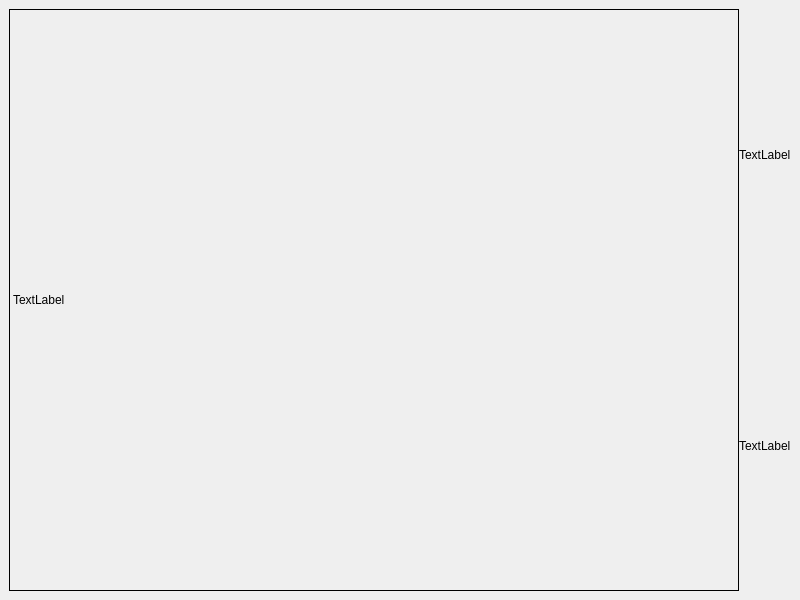
Qt form source/interface/main_window.ui (SeriousMeow/3D-Renderer-App) before a commit.
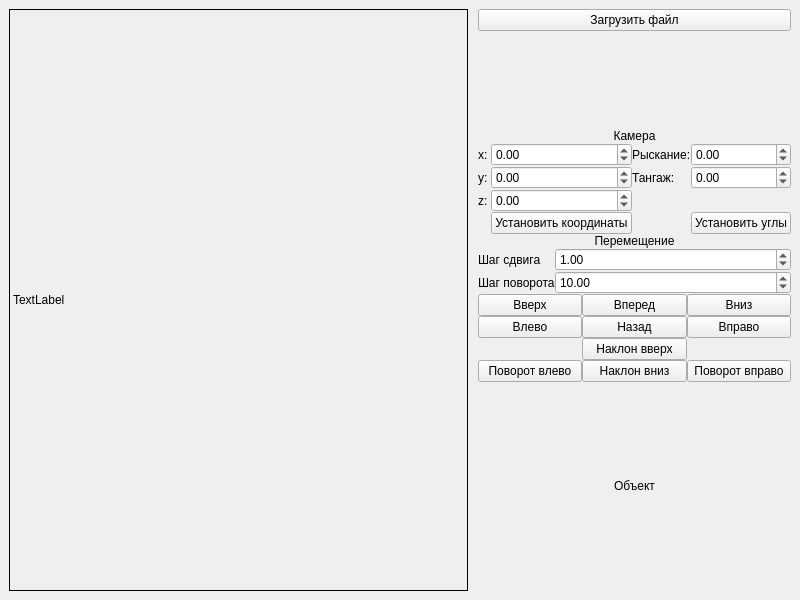
The same form after that commit.

```diff
--- a/source/interface/main_window.ui
+++ b/source/interface/main_window.ui
@@ -50,19 +50,376 @@
       </item>
       <item>
        <layout class="QVBoxLayout" name="verticalLayout">
+        <property name="leftMargin">
+         <number>10</number>
+        </property>
         <item>
-         <widget class="QLabel" name="label_2">
+         <widget class="QPushButton" name="LoadFileButton">
           <property name="text">
-           <string>TextLabel</string>
+           <string>Загрузить файл</string>
           </property>
          </widget>
         </item>
         <item>
-         <widget class="QLabel" name="label_3">
-          <property name="text">
-           <string>TextLabel</string>
+         <spacer name="verticalSpacer">
+          <property name="orientation">
+           <enum>Qt::Orientation::Vertical</enum>
           </property>
-         </widget>
+          <property name="sizeHint" stdset="0">
+           <size>
+            <width>20</width>
+            <height>40</height>
+           </size>
+          </property>
+         </spacer>
+        </item>
+        <item>
+         <layout class="QVBoxLayout" name="verticalLayout_2">
+          <item>
+           <widget class="QLabel" name="label_2">
+            <property name="text">
+             <string>Камера</string>
+            </property>
+            <property name="alignment">
+             <set>Qt::AlignmentFlag::AlignCenter</set>
+            </property>
+           </widget>
+          </item>
+          <item>
+           <layout class="QGridLayout" name="gridLayout_2">
+            <item row="0" column="2">
+             <widget class="QLabel" name="label_9">
+              <property name="text">
+               <string>Рыскание:</string>
+              </property>
+              <property name="margin">
+               <number>1</number>
+              </property>
+             </widget>
+            </item>
+            <item row="1" column="2">
+             <widget class="QLabel" name="label_10">
+              <property name="text">
+               <string>Тангаж:</string>
+              </property>
+              <property name="margin">
+               <number>1</number>
+              </property>
+             </widget>
+            </item>
+            <item row="0" column="1">
+             <widget class="QDoubleSpinBox" name="CameraXSelector">
+              <property name="minimum">
+               <double>-1000.000000000000000</double>
+              </property>
+              <property name="maximum">
+               <double>1000.000000000000000</double>
+              </property>
+             </widget>
+            </item>
+            <item row="3" column="1">
+             <widget class="QPushButton" name="CameraUpdatePosition">
+              <property name="text">
+               <string>Установить координаты</string>
+              </property>
+             </widget>
+            </item>
+            <item row="2" column="1">
+             <widget class="QDoubleSpinBox" name="CameraZSelector">
+              <property name="minimum">
+               <double>-1000.000000000000000</double>
+              </property>
+              <property name="maximum">
+               <double>1000.000000000000000</double>
+              </property>
+             </widget>
+            </item>
+            <item row="0" column="0">
+             <widget class="QLabel" name="label_3">
+              <property name="sizePolicy">
+               <sizepolicy hsizetype="Maximum" vsizetype="Preferred">
+                <horstretch>0</horstretch>
+                <verstretch>0</verstretch>
+               </sizepolicy>
+              </property>
+              <property name="text">
+               <string>x:</string>
+              </property>
+              <property name="margin">
+               <number>1</number>
+              </property>
+             </widget>
+            </item>
+            <item row="1" column="0">
+             <widget class="QLabel" name="label_4">
+              <property name="text">
+               <string>y: </string>
+              </property>
+              <property name="margin">
+               <number>1</number>
+              </property>
+             </widget>
+            </item>
+            <item row="1" column="1">
+             <widget class="QDoubleSpinBox" name="CameraYSelector">
+              <property name="minimum">
+               <double>-1000.000000000000000</double>
+              </property>
+              <property name="maximum">
+               <double>1000.000000000000000</double>
+              </property>
+             </widget>
+            </item>
+            <item row="2" column="0">
+             <widget class="QLabel" name="label_5">
+              <property name="text">
+               <string>z:</string>
+              </property>
+              <property name="margin">
+               <number>1</number>
+              </property>
+             </widget>
+            </item>
+            <item row="0" column="3">
+             <widget class="QDoubleSpinBox" name="CameraYawSelector">
+              <property name="minimum">
+               <double>-1000000.000000000000000</double>
+              </property>
+              <property name="maximum">
+               <double>100000.000000000000000</double>
+              </property>
+             </widget>
+            </item>
+            <item row="1" column="3">
+             <widget class="QDoubleSpinBox" name="CameraPitchSelector">
+              <property name="minimum">
+               <double>-90.000000000000000</double>
+              </property>
+              <property name="maximum">
+               <double>90.000000000000000</double>
+              </property>
+             </widget>
+            </item>
+            <item row="3" column="3">
+             <widget class="QPushButton" name="CameraUpdateAngles">
+              <property name="text">
+               <string>Установить углы</string>
+              </property>
+             </widget>
+            </item>
+           </layout>
+          </item>
+          <item>
+           <widget class="QLabel" name="label_6">
+            <property name="text">
+             <string>Перемещение</string>
+            </property>
+            <property name="alignment">
+             <set>Qt::AlignmentFlag::AlignCenter</set>
+            </property>
+           </widget>
+          </item>
+          <item>
+           <layout class="QFormLayout" name="formLayout_3">
+            <item row="0" column="1">
+             <widget class="QDoubleSpinBox" name="TranslateStep">
+              <property name="minimum">
+               <double>0.010000000000000</double>
+              </property>
+              <property name="maximum">
+               <double>10.000000000000000</double>
+              </property>
+              <property name="value">
+               <double>1.000000000000000</double>
+              </property>
+             </widget>
+            </item>
+            <item row="1" column="1">
+             <widget class="QDoubleSpinBox" name="RotateStep">
+              <property name="minimum">
+               <double>1.000000000000000</double>
+              </property>
+              <property name="maximum">
+               <double>90.000000000000000</double>
+              </property>
+              <property name="value">
+               <double>10.000000000000000</double>
+              </property>
+             </widget>
+            </item>
+            <item row="0" column="0">
+             <widget class="QLabel" name="label_7">
+              <property name="text">
+               <string>Шаг сдвига</string>
+              </property>
+             </widget>
+            </item>
+            <item row="1" column="0">
+             <widget class="QLabel" name="label_8">
+              <property name="text">
+               <string>Шаг поворота</string>
+              </property>
+             </widget>
+            </item>
+           </layout>
+          </item>
+          <item>
+           <layout class="QGridLayout" name="gridLayout">
+            <item row="3" column="1">
+             <widget class="QPushButton" name="CameraMoveBackward">
+              <property name="text">
+               <string>Назад</string>
+              </property>
+              <property name="shortcut">
+               <string>S</string>
+              </property>
+             </widget>
+            </item>
+            <item row="0" column="0">
+             <widget class="QPushButton" name="CameraMoveUp">
+              <property name="sizePolicy">
+               <sizepolicy hsizetype="Minimum" vsizetype="Fixed">
+                <horstretch>0</horstretch>
+                <verstretch>0</verstretch>
+               </sizepolicy>
+              </property>
+              <property name="text">
+               <string>Вверх</string>
+              </property>
+              <property name="shortcut">
+               <string>Space</string>
+              </property>
+             </widget>
+            </item>
+            <item row="0" column="2">
+             <widget class="QPushButton" name="CameraMoveDown">
+              <property name="text">
+               <string>Вниз</string>
+              </property>
+              <property name="shortcut">
+               <string>C</string>
+              </property>
+             </widget>
+            </item>
+            <item row="5" column="0">
+             <widget class="QPushButton" name="CameraRotateLeft">
+              <property name="text">
+               <string>Поворот влево</string>
+              </property>
+              <property name="shortcut">
+               <string>Left</string>
+              </property>
+             </widget>
+            </item>
+            <item row="5" column="2">
+             <widget class="QPushButton" name="CameraRotateRight">
+              <property name="text">
+               <string>Поворот вправо</string>
+              </property>
+              <property name="shortcut">
+               <string>Right</string>
+              </property>
+             </widget>
+            </item>
+            <item row="3" column="0">
+             <widget class="QPushButton" name="CameraMoveLeft">
+              <property name="text">
+               <string>Влево</string>
+              </property>
+              <property name="shortcut">
+               <string>A</string>
+              </property>
+             </widget>
+            </item>
+            <item row="4" column="1">
+             <widget class="QPushButton" name="CameraRotateUp">
+              <property name="text">
+               <string>Наклон вверх</string>
+              </property>
+              <property name="shortcut">
+               <string>Up</string>
+              </property>
+             </widget>
+            </item>
+            <item row="0" column="1">
+             <widget class="QPushButton" name="CameraMoveForward">
+              <property name="sizePolicy">
+               <sizepolicy hsizetype="Minimum" vsizetype="Fixed">
+                <horstretch>0</horstretch>
+                <verstretch>0</verstretch>
+               </sizepolicy>
+              </property>
+              <property name="text">
+               <string>Вперед</string>
+              </property>
+              <property name="shortcut">
+               <string>W</string>
+              </property>
+             </widget>
+            </item>
+            <item row="5" column="1">
+             <widget class="QPushButton" name="CameraRotateDown">
+              <property name="text">
+               <string>Наклон вниз</string>
+              </property>
+              <property name="shortcut">
+               <string>Down</string>
+              </property>
+             </widget>
+            </item>
+            <item row="3" column="2">
+             <widget class="QPushButton" name="CameraMoveRight">
+              <property name="text">
+               <string>Вправо</string>
+              </property>
+              <property name="shortcut">
+               <string>D</string>
+              </property>
+             </widget>
+            </item>
+           </layout>
+          </item>
+         </layout>
+        </item>
+        <item>
+         <spacer name="verticalSpacer_2">
+          <property name="orientation">
+           <enum>Qt::Orientation::Vertical</enum>
+          </property>
+          <property name="sizeHint" stdset="0">
+           <size>
+            <width>20</width>
+            <height>40</height>
+           </size>
+          </property>
+         </spacer>
+        </item>
+        <item>
+         <layout class="QVBoxLayout" name="verticalLayout_3">
+          <item>
+           <widget class="QLabel" name="label">
+            <property name="text">
+             <string>Объект</string>
+            </property>
+            <property name="alignment">
+             <set>Qt::AlignmentFlag::AlignCenter</set>
+            </property>
+           </widget>
+          </item>
+         </layout>
+        </item>
+        <item>
+         <spacer name="verticalSpacer_3">
+          <property name="orientation">
+           <enum>Qt::Orientation::Vertical</enum>
+          </property>
+          <property name="sizeHint" stdset="0">
+           <size>
+            <width>20</width>
+            <height>40</height>
+           </size>
+          </property>
+         </spacer>
         </item>
        </layout>
       </item>
```
